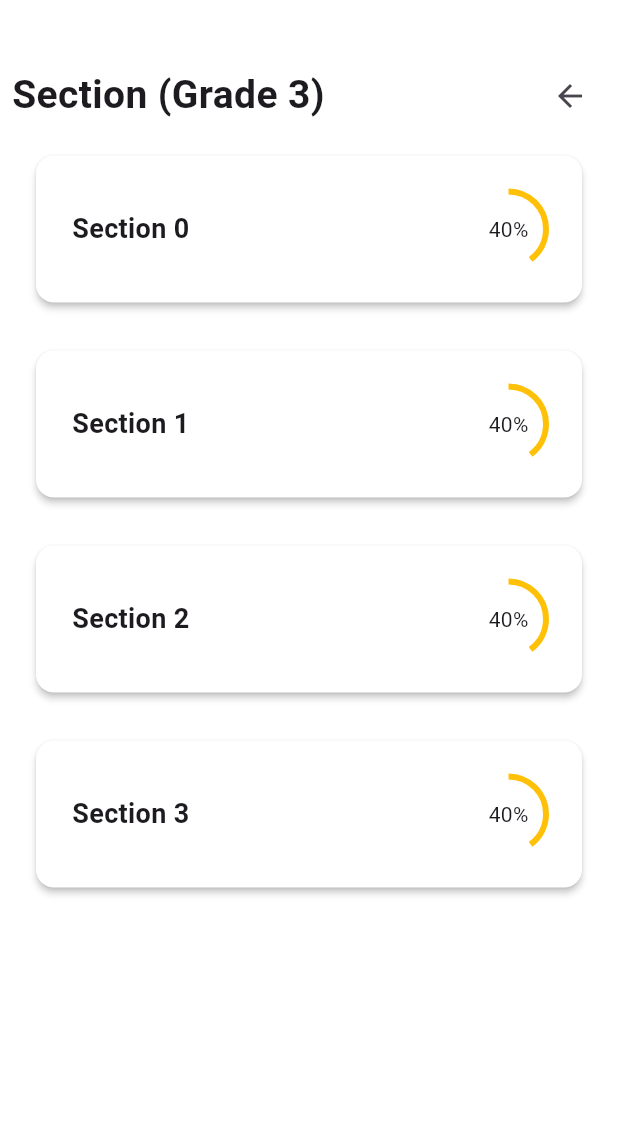
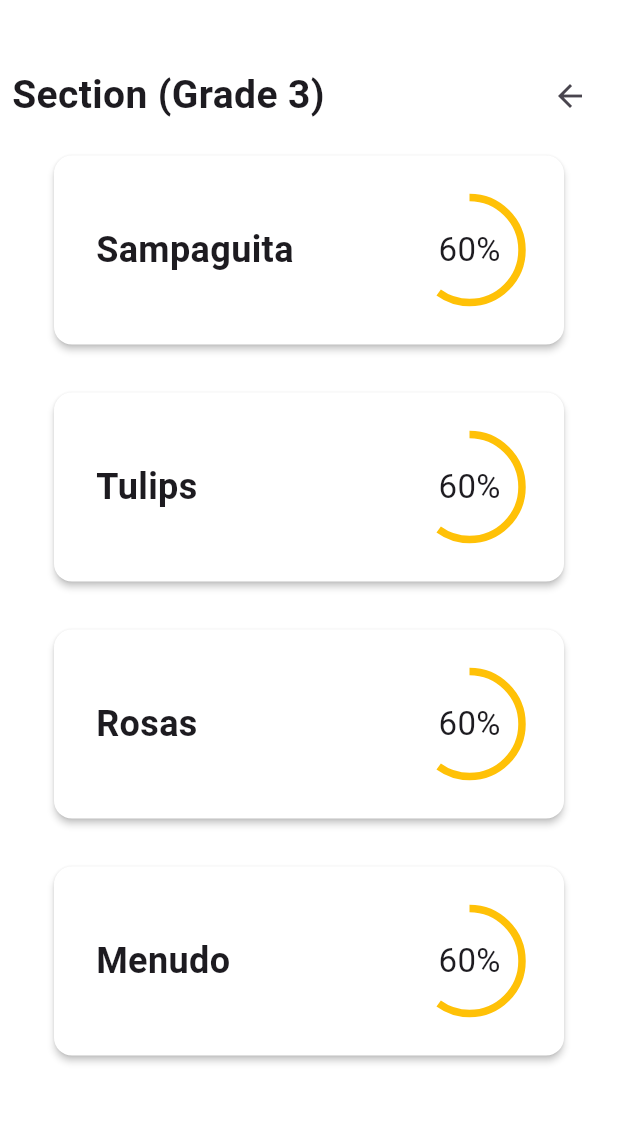
Before and after one commit to Justine-zip/readbee_lite, a Flutter app: the RecordPage screen opened directly, after a tap on "Grade 3", on a phone screen of 412 x 824 dp, the part 101-1225 px from its top. Run offline on Flutter 3.47's test engine with Material 3 defaults, Android fonts, the phone set to English and light mode, and no system bars; our stand-ins replace device_preview, flutter_riverpod; missing offline and left inert: page_animation_transition.

Commit message:
fix logic and state handling

```diff
--- a/lib/components/custom_circular_progress_indicator.dart
+++ b/lib/components/custom_circular_progress_indicator.dart
@@ -11,12 +11,21 @@ class CustomCircularProgressIndicator extends StatelessWidget {
       children: [
         Center(
           child: SizedBox(
-            width: 50,
-            height: 50,
-            child: CircularProgressIndicator(color: Colors.amber, value: value),
+            width: 70,
+            height: 70,
+            child: CircularProgressIndicator(
+              color: Colors.amber,
+              value: value,
+              strokeWidth: 5,
+            ),
           ),
         ),
-        Center(child: Text('${(value * 100).toInt()}%')),
+        Center(
+          child: Text(
+            '${(value * 100).toInt()}%',
+            style: TextStyle(fontSize: 22),
+          ),
+        ),
       ],
     );
   }
--- a/lib/components/record_list_builder.dart
+++ b/lib/components/record_list_builder.dart
@@ -1,10 +1,14 @@
 import 'package:flutter/material.dart';
+import 'package:flutter_riverpod/flutter_riverpod.dart';
 import 'package:readbee_lite/components/custom_circular_progress_indicator.dart';
+import 'package:readbee_lite/notifiers/record_notifier.dart';
+import 'package:readbee_lite/providers/record_provider.dart';
+import 'package:readbee_lite/providers/section_provider.dart';
 
-class RecordListBuilder extends StatelessWidget {
+class RecordListBuilder extends ConsumerWidget {
   final int itemCount;
-  final String title;
-  final Function(int index)? onTap;
+  final List<String> title;
+  final Function(dynamic index)? onTap;
   const RecordListBuilder({
     super.key,
     required this.itemCount,
@@ -13,32 +17,41 @@ class RecordListBuilder extends StatelessWidget {
   });
 
   @override
-  Widget build(BuildContext context) {
+  Widget build(BuildContext context, WidgetRef ref) {
+    final sections = ref.watch(sectionProvider);
+    final recordState = ref.watch(recordProvider);
     return Expanded(
       child: ListView.builder(
         itemCount: itemCount,
         itemBuilder: (context, index) {
+          final value =
+              recordState.currentStep == RecordStep.section
+                  ? sections[index].section
+                  : title[index];
+
           return Padding(
-            padding: const EdgeInsets.all(12.0),
+            padding: const EdgeInsets.symmetric(horizontal: 24.0, vertical: 12),
             child: Card(
               color: Colors.white,
               clipBehavior: Clip.antiAlias,
               elevation: 2,
               child: InkWell(
-                onTap: () => onTap?.call(index),
+                onTap: () {
+                  onTap?.call(value);
+                },
                 child: Padding(
-                  padding: const EdgeInsets.all(24.0),
+                  padding: const EdgeInsets.all(28.0),
                   child: Row(
                     mainAxisAlignment: MainAxisAlignment.spaceBetween,
                     children: [
                       Text(
-                        '$title $index',
-                        style: TextStyle(
-                          fontSize: 18,
+                        value,
+                        style: const TextStyle(
+                          fontSize: 24,
                           fontWeight: FontWeight.bold,
                         ),
                       ),
-                      CustomCircularProgressIndicator(value: .4),
+                      const CustomCircularProgressIndicator(value: .6),
                     ],
                   ),
                 ),
--- a/lib/notifiers/record_notifier.dart
+++ b/lib/notifiers/record_notifier.dart
@@ -1,27 +1,32 @@
 import 'package:flutter_riverpod/flutter_riverpod.dart';
+import 'package:readbee_lite/providers/section_provider.dart';
 
 enum RecordStep { grade, section, language }
 
 class RecordState {
   final RecordStep currentStep;
-  final int? selectedGrade;
-  final int? selectedSection;
+  final String? selectedGrade;
+  final String? selectedSection;
+  final String? selectedLanguage;
 
   const RecordState({
     this.currentStep = RecordStep.grade,
     this.selectedGrade,
     this.selectedSection,
+    this.selectedLanguage,
   });
 
   RecordState copyWith({
     RecordStep? currentStep,
-    int? selectedGrade,
-    int? selectedSection,
+    String? selectedGrade,
+    String? selectedSection,
+    String? selectedLanguage,
   }) {
     return RecordState(
       currentStep: currentStep ?? this.currentStep,
       selectedGrade: selectedGrade ?? this.selectedGrade,
       selectedSection: selectedSection ?? this.selectedSection,
+      selectedLanguage: selectedLanguage ?? this.selectedLanguage,
     );
   }
 }
@@ -32,18 +37,22 @@ class RecordNotifier extends Notifier<RecordState> {
     return const RecordState();
   }
 
-  void selectGrade(int grade) {
+  void selectGrade(String grade) {
     state = state.copyWith(
       selectedGrade: grade,
       currentStep: RecordStep.section,
     );
   }
 
-  void selectSection(int section) {
+  void selectSection(String section) {
     state = state.copyWith(
       selectedSection: section,
       currentStep: RecordStep.language,
     );
+  }
+
+  void selectedLanguage(String language) {
+    state = state.copyWith(selectedLanguage: language);
   }
 
   void goBack() {
@@ -53,4 +62,47 @@ class RecordNotifier extends Notifier<RecordState> {
       state = state.copyWith(currentStep: RecordStep.grade);
     }
   }
+
+  bool handleSelection(String value) {
+    if (state.currentStep == RecordStep.grade) {
+      selectGrade(value);
+      return false;
+    }
+
+    if (state.currentStep == RecordStep.section) {
+      selectSection(value);
+      return false;
+    }
+
+    if (state.currentStep == RecordStep.language) {
+      selectedLanguage(value);
+      return true;
+    }
+
+    return false;
+  }
+
+  List<String> get currentOptions {
+    final sections = ref.watch(sectionProvider);
+
+    switch (state.currentStep) {
+      case RecordStep.grade:
+        return ['Grade 3', 'Grade 4', 'Grade 5', 'Grade 6'];
+      case RecordStep.section:
+        return sections.map((s) => s.section).toList();
+      case RecordStep.language:
+        return ['English', 'Tagalog'];
+    }
+  }
+
+  String get currentTitle {
+    switch (state.currentStep) {
+      case RecordStep.grade:
+        return 'Grade Level';
+      case RecordStep.section:
+        return 'Section (${state.selectedGrade})';
+      case RecordStep.language:
+        return 'Language (${state.selectedGrade} • ${state.selectedSection})';
+    }
+  }
 }
--- a/lib/pages/record_page.dart
+++ b/lib/pages/record_page.dart
@@ -1,7 +1,10 @@
 import 'package:flutter/material.dart';
 import 'package:flutter_riverpod/flutter_riverpod.dart';
+import 'package:page_animation_transition/animations/right_to_left_transition.dart';
+import 'package:page_animation_transition/page_animation_transition.dart';
 import 'package:readbee_lite/components/record_list_builder.dart';
 import 'package:readbee_lite/notifiers/record_notifier.dart';
+import 'package:readbee_lite/pages/record_details_page.dart';
 import 'package:readbee_lite/providers/record_provider.dart';
 
 class RecordPage extends ConsumerWidget {
@@ -12,30 +15,9 @@ class RecordPage extends ConsumerWidget {
     final recordState = ref.watch(recordProvider);
     final notifier = ref.read(recordProvider.notifier);
 
-    int itemCount;
-    String title;
-    String listTitle;
-
-    switch (recordState.currentStep) {
-      case RecordStep.grade:
-        itemCount = 6;
-        title = 'Grade Level';
-        listTitle = 'Grade';
-        break;
-
-      case RecordStep.section:
-        itemCount = 4;
-        title = 'Section (Grade ${recordState.selectedGrade})';
-        listTitle = 'Section';
-        break;
-
-      case RecordStep.language:
-        itemCount = 2;
-        title =
-            'Language (G${recordState.selectedGrade} • S${recordState.selectedSection})';
-        listTitle = 'Language';
-        break;
-    }
+    final listValue = notifier.currentOptions;
+    final title = notifier.currentTitle;
+    final itemCount = listValue.length;
 
     return Scaffold(
       backgroundColor: Colors.white,
@@ -79,17 +61,19 @@ class RecordPage extends ConsumerWidget {
 
             RecordListBuilder(
               itemCount: itemCount,
-              title: listTitle,
+              title: listValue,
               onTap: (value) {
-                if (recordState.currentStep == RecordStep.grade) {
-                  notifier.selectGrade(value);
-                } else if (recordState.currentStep == RecordStep.section) {
-                  notifier.selectSection(value);
-                } else {
-                  debugPrint(
-                    'Grade ${recordState.selectedGrade} | '
-                    'Section ${recordState.selectedSection} | '
-                    'Language $value',
+                final shouldNavigate = notifier.handleSelection(
+                  value.toString(),
+                );
+
+                if (shouldNavigate) {
+                  Navigator.push(
+                    context,
+                    PageAnimationTransition(
+                      page: const RecordDetailsPage(),
+                      pageAnimationType: RightToLeftTransition(),
+                    ),
                   );
                 }
               },
--- /dev/null
+++ b/lib/providers/section_provider.dart
@@ -0,0 +1,11 @@
+import 'package:flutter_riverpod/flutter_riverpod.dart';
+import 'package:readbee_lite/models/section.dart';
+
+final sectionProvider = Provider<List<Section>>((ref) {
+  return [
+    Section(section: 'Sampaguita', sectionId: 'sec_a'),
+    Section(section: 'Tulips', sectionId: 'sec_b'),
+    Section(section: 'Rosas', sectionId: 'sec_c'),
+    Section(section: 'Menudo', sectionId: 'sec_d'),
+  ];
+});
```
Also changed, not shown: lib/models/section.dart (added, +21 -0 lines), lib/models/student.dart (added, +34 -0 lines), lib/pages/record_details_page.dart (added, +57 -0 lines).
